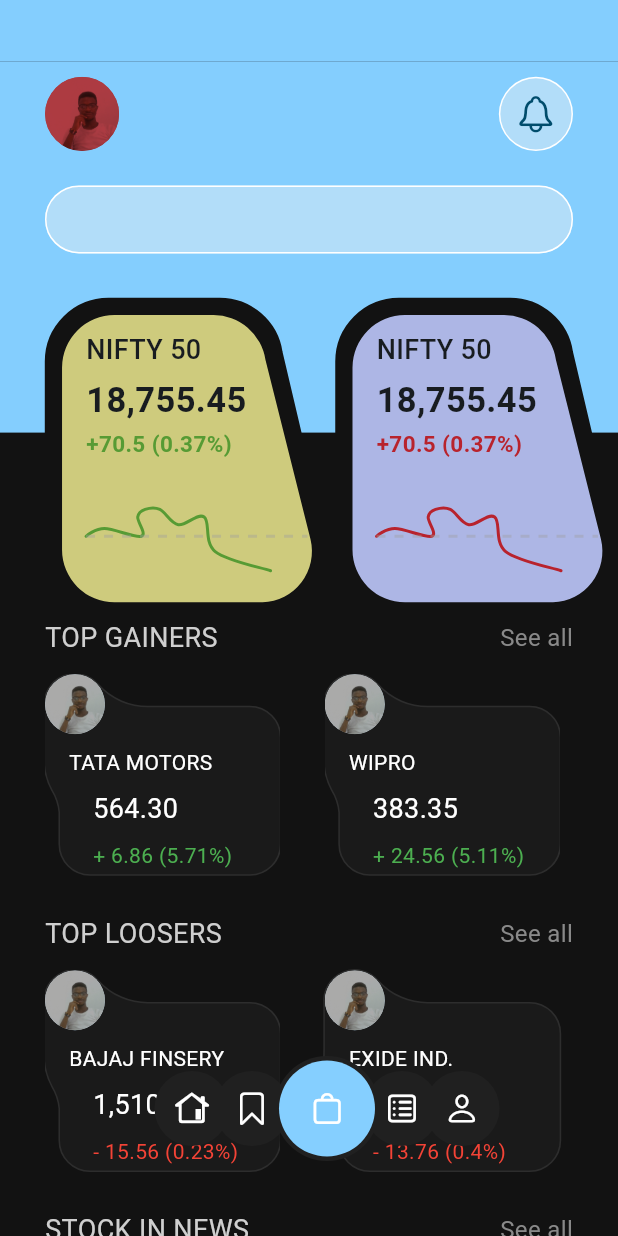
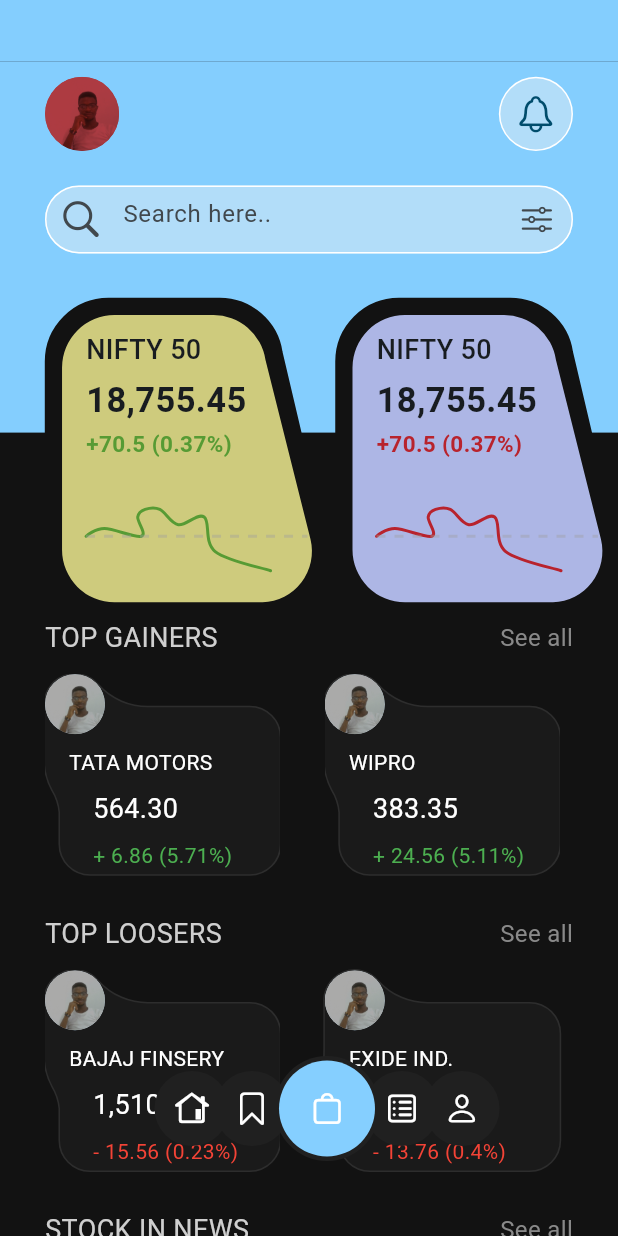
Before and after one commit to kenresoft/stockup_app, a Flutter app: the screen it shows after launch, on a phone screen of 412 x 824 dp. Run offline on Flutter 3.47's test engine with Material 3 defaults, Android fonts, the phone set to English and light mode, and no system bars; drawn by our look-alikes of fl_chart; missing offline and left inert: fontresoft.

Commit message:
Update TextField UI

```diff
--- a/lib/ui/home.dart
+++ b/lib/ui/home.dart
@@ -88,6 +88,9 @@
                           padding: const EdgeInsets.symmetric(horizontal: 30),
                           child: TextField(
                             decoration: InputDecoration(
+                              prefixIcon: const Icon(CupertinoIcons.search, size: 30),
+                              suffixIcon: const Icon(CupertinoIcons.slider_horizontal_3),
+                              hintText: 'Search here..',
                               filled: true,
                               contentPadding: const EdgeInsets.symmetric(horizontal: 15, vertical: 17),
                               fillColor: const Color(0xffB2DDF9),
```
